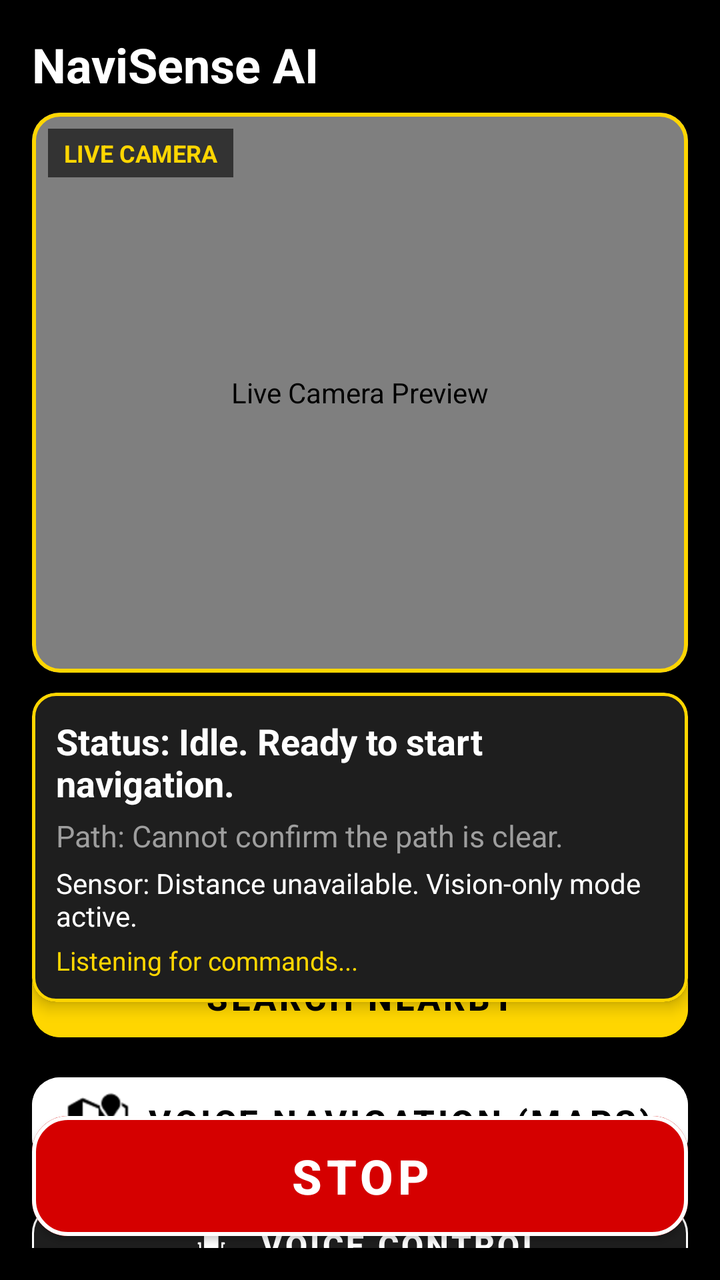
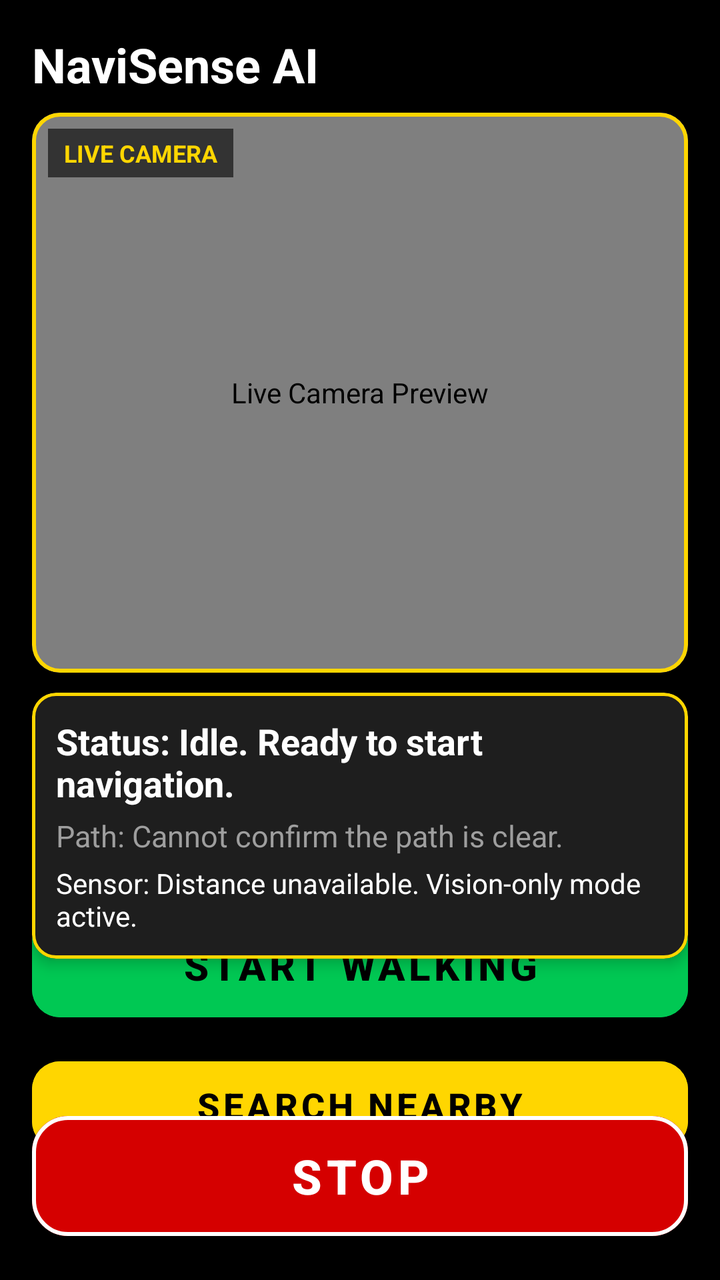

Screens rendered from an Android XML layout before and after an edit, with the pre-edit source and the edit as a unified diff.
<!-- AndroidManifest.xml: application theme Theme.NaviSense -->
<!-- res/layout/activity_main.xml -->
<?xml version="1.0" encoding="utf-8"?>
<androidx.constraintlayout.widget.ConstraintLayout xmlns:android="http://schemas.android.com/apk/res/android"
    xmlns:app="http://schemas.android.com/apk/res-auto"
    xmlns:tools="http://schemas.android.com/tools"
    android:id="@+id/mainLayout"
    android:layout_width="match_parent"
    android:layout_height="match_parent"
    android:background="@color/navisense_black"
    android:padding="16dp">

    
    <TextView
        android:id="@+id/tvAppTitle"
        android:layout_width="0dp"
        android:layout_height="wrap_content"
        android:text="@string/app_name"
        android:textColor="@color/navisense_white"
        android:textSize="24sp"
        android:textStyle="bold"
        android:contentDescription="@string/app_name"
        app:layout_constraintTop_toTopOf="parent"
        app:layout_constraintStart_toStartOf="parent"
        app:layout_constraintEnd_toEndOf="parent" />

    
    <com.google.android.material.card.MaterialCardView
        android:id="@+id/cardCameraPreview"
        android:layout_width="0dp"
        android:layout_height="280dp"
        android:layout_marginTop="8dp"
        app:cardBackgroundColor="@color/navisense_black"
        app:cardCornerRadius="14dp"
        app:cardElevation="4dp"
        app:strokeColor="@color/navisense_yellow"
        app:strokeWidth="2dp"
        app:layout_constraintTop_toBottomOf="@id/tvAppTitle"
        app:layout_constraintStart_toStartOf="parent"
        app:layout_constraintEnd_toEndOf="parent">

        <FrameLayout
            android:layout_width="match_parent"
            android:layout_height="match_parent">

            <androidx.camera.view.PreviewView
                android:id="@+id/viewFinder"
                android:layout_width="match_parent"
                android:layout_height="match_parent"
                android:contentDescription="Live Camera Preview"
                app:scaleType="fillCenter" />

            
            <dev.navisense.camera.DetectionOverlayView
                android:id="@+id/detectionOverlay"
                android:layout_width="match_parent"
                android:layout_height="match_parent"
                android:visibility="gone" />

            
            <TextView
                android:id="@+id/tvCameraOverlay"
                android:layout_width="wrap_content"
                android:layout_height="wrap_content"
                android:layout_gravity="top|start"
                android:layout_margin="8dp"
                android:background="#99000000"
                android:paddingHorizontal="8dp"
                android:paddingVertical="4dp"
                android:text="LIVE CAMERA"
                android:textColor="@color/navisense_yellow"
                android:textSize="12sp"
                android:textStyle="bold" />

        </FrameLayout>
    </com.google.android.material.card.MaterialCardView>

    
    <com.google.android.material.card.MaterialCardView
        android:id="@+id/cardStatus"
        android:layout_width="0dp"
        android:layout_height="wrap_content"
        android:layout_marginTop="10dp"
        app:cardBackgroundColor="@color/navisense_card_surface"
        app:cardCornerRadius="12dp"
        app:cardElevation="4dp"
        app:strokeColor="@color/navisense_yellow"
        app:strokeWidth="1.5dp"
        app:layout_constraintTop_toBottomOf="@id/cardCameraPreview"
        app:layout_constraintStart_toStartOf="parent"
        app:layout_constraintEnd_toEndOf="parent">

        <LinearLayout
            android:layout_width="match_parent"
            android:layout_height="wrap_content"
            android:orientation="vertical"
            android:padding="12dp">

            <TextView
                android:id="@+id/tvSystemMode"
                android:layout_width="match_parent"
                android:layout_height="wrap_content"
                android:text="@string/status_idle"
                android:textColor="@color/navisense_white"
                android:textSize="18sp"
                android:textStyle="bold" />

            <TextView
                android:id="@+id/tvPathStatus"
                android:layout_width="match_parent"
                android:layout_height="wrap_content"
                android:layout_marginTop="4dp"
                android:text="@string/status_path_unknown"
                android:textColor="@color/status_unknown"
                android:textSize="15sp" />

            <TextView
                android:id="@+id/tvSensorStatus"
                android:layout_width="match_parent"
                android:layout_height="wrap_content"
                android:layout_marginTop="4dp"
                android:text="@string/status_sensor_unavailable"
                android:textColor="@color/navisense_white"
                android:textSize="14sp" />

            <TextView
                android:id="@+id/tvVoiceStatus"
                android:layout_width="match_parent"
                android:layout_height="wrap_content"
                android:layout_marginTop="4dp"
                android:text="@string/voice_cmd_listening"
                android:textColor="@color/navisense_yellow"
                android:textSize="13sp" />

        </LinearLayout>
    </com.google.android.material.card.MaterialCardView>

    
    <LinearLayout
        android:id="@+id/actionsContainer"
        android:layout_width="0dp"
        android:layout_height="wrap_content"
        android:layout_marginTop="8dp"
        android:layout_marginBottom="8dp"
        android:orientation="vertical"
        android:gravity="center_vertical"
        app:layout_constraintTop_toBottomOf="@id/cardStatus"
        app:layout_constraintBottom_toTopOf="@id/btnStop"
        app:layout_constraintVertical_bias="0.5"
        app:layout_constraintStart_toStartOf="parent"
        app:layout_constraintEnd_toEndOf="parent">

        
        <com.google.android.material.button.MaterialButton
            android:id="@+id/btnStartWalking"
            android:layout_width="match_parent"
            android:layout_height="60dp"
            android:backgroundTint="@color/btn_start_bg"
            android:text="@string/btn_start_walking"
            android:textColor="@color/btn_start_text"
            android:textSize="19sp"
            android:textStyle="bold"
            android:contentDescription="@string/btn_start_walking_desc"
            app:cornerRadius="14dp" />

        
        <com.google.android.material.button.MaterialButton
            android:id="@+id/btnSearchNearby"
            android:layout_width="match_parent"
            android:layout_height="52dp"
            android:layout_marginTop="8dp"
            android:backgroundTint="@color/navisense_yellow"
            android:text="@string/btn_search_nearby"
            android:textColor="@color/navisense_black"
            android:textSize="17sp"
            android:textStyle="bold"
            android:contentDescription="@string/btn_search_nearby_desc"
            app:cornerRadius="14dp" />

        
        <com.google.android.material.button.MaterialButton
            android:id="@+id/btnVoiceWalkingNav"
            android:layout_width="match_parent"
            android:layout_height="56dp"
            android:layout_marginTop="8dp"
            android:backgroundTint="@color/navisense_white"
            android:text="@string/btn_voice_nav"
            android:textColor="@color/navisense_black"
            android:textSize="17sp"
            android:textStyle="bold"
            app:icon="@android:drawable/ic_dialog_map"
            app:iconGravity="textStart"
            app:iconTint="@color/navisense_black"
            android:contentDescription="@string/btn_voice_nav_desc"
            app:cornerRadius="14dp" />

        
        <com.google.android.material.button.MaterialButton
            android:id="@+id/btnVoiceCommand"
            android:layout_width="match_parent"
            android:layout_height="52dp"
            android:layout_marginTop="8dp"
            android:backgroundTint="@color/navisense_card_surface"
            android:text="@string/btn_voice_command"
            android:textColor="@color/navisense_white"
            android:textSize="16sp"
            android:textStyle="bold"
            app:icon="@android:drawable/ic_btn_speak_now"
            app:iconGravity="textStart"
            app:iconTint="@color/navisense_white"
            android:contentDescription="@string/voice_cmd_mic_desc"
            app:strokeColor="@color/navisense_white"
            app:strokeWidth="1dp"
            app:cornerRadius="14dp" />

        
        <com.google.android.material.button.MaterialButton
            android:id="@+id/btnConfirmArrival"
            android:layout_width="match_parent"
            android:layout_height="52dp"
            android:layout_marginTop="8dp"
            android:backgroundTint="@color/navisense_white"
            android:text="@string/btn_arrival"
            android:textColor="@color/navisense_black"
            android:textSize="17sp"
            android:textStyle="bold"
            android:visibility="gone"
            android:contentDescription="@string/btn_arrival_desc"
            app:cornerRadius="14dp" />

    </LinearLayout>

    
    <com.google.android.material.button.MaterialButton
        android:id="@+id/btnStop"
        android:layout_width="0dp"
        android:layout_height="72dp"
        android:backgroundTint="@color/btn_stop_bg"
        android:text="@string/btn_stop"
        android:textColor="@color/btn_stop_text"
        android:textSize="24sp"
        android:textStyle="bold"
        android:contentDescription="@string/btn_stop_desc"
        app:cornerRadius="18dp"
        app:strokeColor="@color/navisense_white"
        app:strokeWidth="2dp"
        app:layout_constraintBottom_toBottomOf="parent"
        app:layout_constraintStart_toStartOf="parent"
        app:layout_constraintEnd_toEndOf="parent" />

</androidx.constraintlayout.widget.ConstraintLayout>
<!-- resources referenced by this layout -->
<resources>
  <color name="btn_start_bg">#00C853</color>
  <color name="btn_start_text">#000000</color>
  <color name="btn_stop_bg">#D50000</color>
  <color name="btn_stop_text">#FFFFFF</color>
  <color name="navisense_black">#000000</color>
  <color name="navisense_card_surface">#1E1E1E</color>
  <color name="navisense_white">#FFFFFF</color>
  <color name="navisense_yellow">#FFD600</color>
  <color name="status_unknown">#9E9E9E</color>
  <string name="app_name">NaviSense AI</string>
  <string name="btn_arrival">Confirm Arrival</string>
  <string name="btn_arrival_desc">Confirm you have arrived at the target zone and stop walking. Double tap to activate.</string>
  <string name="btn_search_nearby">Search Nearby</string>
  <string name="btn_search_nearby_desc">Search nearby for personal objects. Double tap to activate.</string>
  <string name="btn_start_walking">Start Walking</string>
  <string name="btn_start_walking_desc">Start obstacle assistance for walking. Double tap to activate.</string>
  <string name="btn_stop">Stop</string>
  <string name="btn_stop_desc">Stop assistance immediately and silence guidance. Double tap to activate.</string>
  <string name="btn_voice_command">Voice Control</string>
  <string name="btn_voice_nav">Voice Navigation (Maps)</string>
  <string name="btn_voice_nav_desc">Speak destination to start outdoor walking navigation with Google Maps. Double tap to activate.</string>
  <string name="status_idle">Status: Idle. Ready to start navigation.</string>
  <string name="status_path_unknown">Path: Cannot confirm the path is clear.</string>
  <string name="status_sensor_unavailable">Sensor: Distance unavailable. Vision-only mode active.</string>
  <string name="voice_cmd_listening">Listening for commands...</string>
  <string name="voice_cmd_mic_desc">Voice command microphone. Double tap to toggle listening.</string>
  <style name="Theme.NaviSense" parent="Theme.MaterialComponents.DayNight.NoActionBar">
          <item name="colorPrimary">@color/btn_start_bg</item>
          <item name="colorPrimaryVariant">@color/btn_start_bg</item>
          <item name="colorOnPrimary">@color/btn_start_text</item>
          <item name="colorSecondary">@color/navisense_yellow</item>
          <item name="colorSecondaryVariant">@color/navisense_yellow</item>
          <item name="colorOnSecondary">@color/navisense_black</item>
          <item name="android:colorBackground">@color/navisense_black</item>
          <item name="colorSurface">@color/navisense_dark_surface</item>
          <item name="colorOnSurface">@color/navisense_white</item>
          <item name="android:statusBarColor">@color/navisense_black</item>
          <item name="android:navigationBarColor">@color/navisense_black</item>
      </style>
  <color name="navisense_dark_surface">#121212</color>
</resources>

<!-- the commit's change to res/layout/activity_main.xml (unified diff, before → after) -->
@@ -121,15 +121,6 @@
                 android:textColor="@color/navisense_white"
                 android:textSize="14sp" />
 
-            <TextView
-                android:id="@+id/tvVoiceStatus"
-                android:layout_width="match_parent"
-                android:layout_height="wrap_content"
-                android:layout_marginTop="4dp"
-                android:text="@string/voice_cmd_listening"
-                android:textColor="@color/navisense_yellow"
-                android:textSize="13sp" />
-
         </LinearLayout>
     </com.google.android.material.card.MaterialCardView>
 
@@ -152,11 +143,11 @@
         <com.google.android.material.button.MaterialButton
             android:id="@+id/btnStartWalking"
             android:layout_width="match_parent"
-            android:layout_height="60dp"
+            android:layout_height="64dp"
             android:backgroundTint="@color/btn_start_bg"
             android:text="@string/btn_start_walking"
             android:textColor="@color/btn_start_text"
-            android:textSize="19sp"
+            android:textSize="20sp"
             android:textStyle="bold"
             android:contentDescription="@string/btn_start_walking_desc"
             app:cornerRadius="14dp" />
@@ -165,62 +156,26 @@
         <com.google.android.material.button.MaterialButton
             android:id="@+id/btnSearchNearby"
             android:layout_width="match_parent"
-            android:layout_height="52dp"
-            android:layout_marginTop="8dp"
+            android:layout_height="56dp"
+            android:layout_marginTop="10dp"
             android:backgroundTint="@color/navisense_yellow"
             android:text="@string/btn_search_nearby"
             android:textColor="@color/navisense_black"
-            android:textSize="17sp"
+            android:textSize="18sp"
             android:textStyle="bold"
             android:contentDescription="@string/btn_search_nearby_desc"
             app:cornerRadius="14dp" />
 
         
         <com.google.android.material.button.MaterialButton
-            android:id="@+id/btnVoiceWalkingNav"
+            android:id="@+id/btnConfirmArrival"
             android:layout_width="match_parent"
             android:layout_height="56dp"
-            android:layout_marginTop="8dp"
-            android:backgroundTint="@color/navisense_white"
-            android:text="@string/btn_voice_nav"
-            android:textColor="@color/navisense_black"
-            android:textSize="17sp"
-            android:textStyle="bold"
-            app:icon="@android:drawable/ic_dialog_map"
-            app:iconGravity="textStart"
-            app:iconTint="@color/navisense_black"
-            android:contentDescription="@string/btn_voice_nav_desc"
-            app:cornerRadius="14dp" />
-
-        
-        <com.google.android.material.button.MaterialButton
-            android:id="@+id/btnVoiceCommand"
-            android:layout_width="match_parent"
-            android:layout_height="52dp"
-            android:layout_marginTop="8dp"
-            android:backgroundTint="@color/navisense_card_surface"
-            android:text="@string/btn_voice_command"
-            android:textColor="@color/navisense_white"
-            android:textSize="16sp"
-            android:textStyle="bold"
-            app:icon="@android:drawable/ic_btn_speak_now"
-            app:iconGravity="textStart"
-            app:iconTint="@color/navisense_white"
-            android:contentDescription="@string/voice_cmd_mic_desc"
-            app:strokeColor="@color/navisense_white"
-            app:strokeWidth="1dp"
-            app:cornerRadius="14dp" />
-
-        
-        <com.google.android.material.button.MaterialButton
-            android:id="@+id/btnConfirmArrival"
-            android:layout_width="match_parent"
-            android:layout_height="52dp"
-            android:layout_marginTop="8dp"
+            android:layout_marginTop="10dp"
             android:backgroundTint="@color/navisense_white"
             android:text="@string/btn_arrival"
             android:textColor="@color/navisense_black"
-            android:textSize="17sp"
+            android:textSize="18sp"
             android:textStyle="bold"
             android:visibility="gone"
             android:contentDescription="@string/btn_arrival_desc"
<!-- resource entries referenced after the edit -->
@@ -18,14 +18,9 @@
   <string name="btn_start_walking_desc">Start obstacle assistance for walking. Double tap to activate.</string>
   <string name="btn_stop">Stop</string>
   <string name="btn_stop_desc">Stop assistance immediately and silence guidance. Double tap to activate.</string>
-  <string name="btn_voice_command">Voice Control</string>
-  <string name="btn_voice_nav">Voice Navigation (Maps)</string>
-  <string name="btn_voice_nav_desc">Speak destination to start outdoor walking navigation with Google Maps. Double tap to activate.</string>
   <string name="status_idle">Status: Idle. Ready to start navigation.</string>
   <string name="status_path_unknown">Path: Cannot confirm the path is clear.</string>
   <string name="status_sensor_unavailable">Sensor: Distance unavailable. Vision-only mode active.</string>
-  <string name="voice_cmd_listening">Listening for commands...</string>
-  <string name="voice_cmd_mic_desc">Voice command microphone. Double tap to toggle listening.</string>
   <style name="Theme.NaviSense" parent="Theme.MaterialComponents.DayNight.NoActionBar">
           <item name="colorPrimary">@color/btn_start_bg</item>
           <item name="colorPrimaryVariant">@color/btn_start_bg</item>
